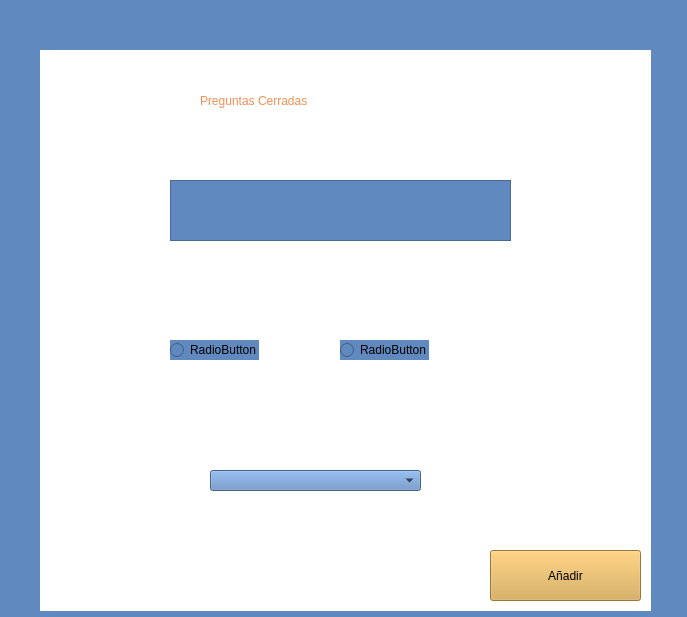
Before: the Qt Designer form examenRecopilado.ui in Shanem007/AulaVirtual, drawn with Qt 5.
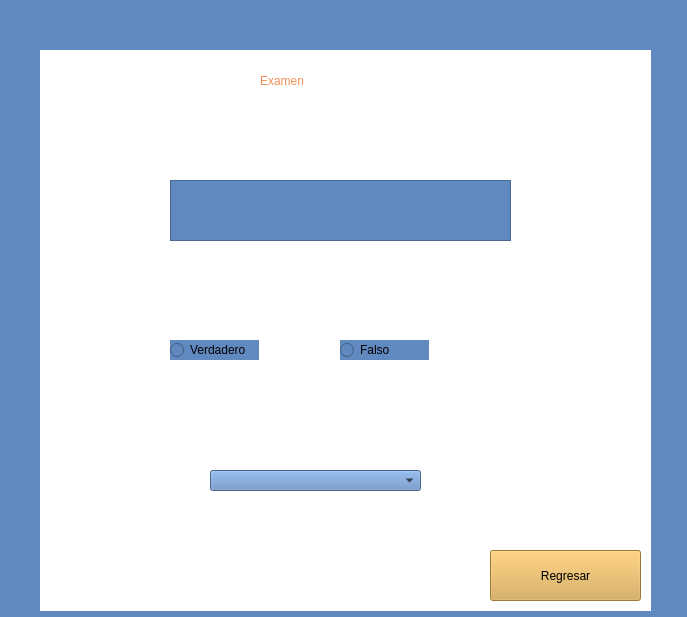
After: the same form once the commit is applied.

The edit to the form file:
```diff
--- a/examenRecopilado.ui
+++ b/examenRecopilado.ui
@@ -36,9 +36,9 @@
    <widget class="QLabel" name="label_2">
     <property name="geometry">
      <rect>
-      <x>200</x>
-      <y>70</y>
-      <width>391</width>
+      <x>260</x>
+      <y>50</y>
+      <width>181</width>
       <height>61</height>
      </rect>
     </property>
@@ -48,7 +48,7 @@
 color: rgb(242, 144, 87);</string>
     </property>
     <property name="text">
-     <string>Preguntas Cerradas </string>
+     <string>Examen</string>
     </property>
    </widget>
    <widget class="QPushButton" name="botonAgregarPreguntaOM">
@@ -65,7 +65,7 @@
 background-color: rgb(217, 167, 74);</string>
     </property>
     <property name="text">
-     <string>Añadir</string>
+     <string>Regresar</string>
     </property>
    </widget>
    <widget class="QTextEdit" name="textEditPreguntaOM">
@@ -122,7 +122,7 @@
      </rect>
     </property>
     <property name="text">
-     <string>RadioButton</string>
+     <string>Verdadero</string>
     </property>
    </widget>
    <widget class="QRadioButton" name="radioButton_2">
@@ -135,7 +135,7 @@
      </rect>
     </property>
     <property name="text">
-     <string>RadioButton</string>
+     <string>Falso</string>
     </property>
    </widget>
    <widget class="QLabel" name="label_5">
```
Left out of the diff: 4 changed lines with no effect on the pictures.
